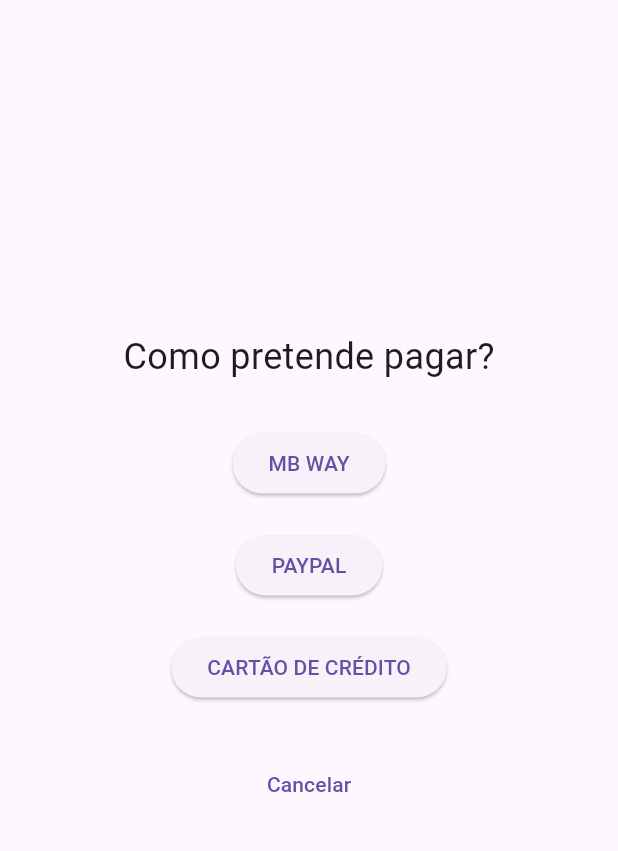
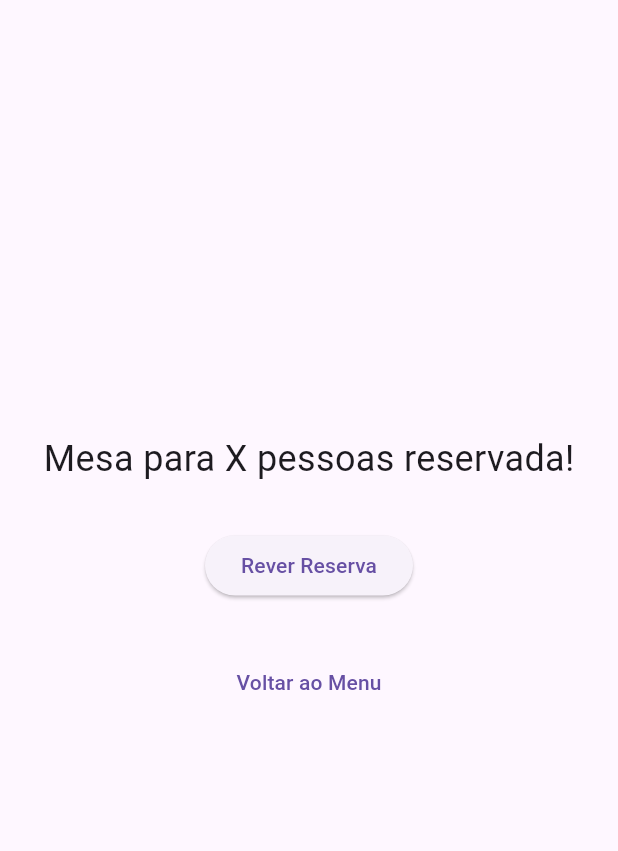
Before and after one commit to Z3uziks/AppTizer, a Flutter app: the PaymentMethod screen opened directly, after a tap on "PAYPAL", on a phone screen of 412 x 824 dp, the part 84-935 px from its top. Run offline on Flutter 3.47's test engine with Material 3 defaults, Android fonts, the phone set to English and light mode, and no system bars; our stand-ins replace chat_bubbles, cloud_firestore, firebase_auth, firebase_core, firebase_storage, flutter_local_notifications and 9 more; accounts and stored records are empty.

Commit message:
payments_details

```diff
--- a/lib/home_screens/menus/payment_method.dart
+++ b/lib/home_screens/menus/payment_method.dart
@@ -1,4 +1,5 @@
 import 'package:flutter/material.dart';
+import 'package:tastybite/home_screens/menus/table_confirmation.dart';
 
 class PaymentMethod extends StatelessWidget {
   const PaymentMethod({Key? key}) : super(key: key);
@@ -24,14 +25,26 @@
             const SizedBox(height: 30),
             ElevatedButton(
               onPressed: () {
-                // Implement MBWay payment
+                // Redirect to the table confirmation page
+                Navigator.push(
+                  context,
+                  MaterialPageRoute(
+                    builder: (context) => const TableConfirmation(),
+                  ),
+                );
               },
-              child: const Text('MB WAY'),
+              child: Image.asset('assets/payments/mbway.png'),
             ),
             const SizedBox(height: 20),
             ElevatedButton(
               onPressed: () {
                 // Implement PayPal payment
+                Navigator.push(
+                  context,
+                  MaterialPageRoute(
+                    builder: (context) => const TableConfirmation(),
+                  ),
+                );
               },
               child: const Text('PAYPAL'),
             ),
@@ -39,8 +52,14 @@
             ElevatedButton(
               onPressed: () {
                 // Implement Cartão payment
+                Navigator.push(
+                  context,
+                  MaterialPageRoute(
+                    builder: (context) => const TableConfirmation(),
+                  ),
+                );
               },
-              child: const Text('CARTÃO DE CRÉDITO'),
+              child: const Icon(Icons.credit_card),
             ),
             const SizedBox(height: 30),
             TextButton(
--- a/lib/home_screens/menus/payment_time.dart
+++ b/lib/home_screens/menus/payment_time.dart
@@ -1,5 +1,6 @@
 import 'package:flutter/material.dart';
 import 'package:tastybite/home_screens/menus/payment_method.dart';
+import 'package:tastybite/home_screens/menus/table_confirmation.dart';
 
 class PaymentTime extends StatelessWidget {
   const PaymentTime({Key? key}) : super(key: key);
@@ -19,7 +20,7 @@
           mainAxisAlignment: MainAxisAlignment.center,
           children: [
             const Text(
-              'Quando pretende pagar?',
+              'Onde pretende pagar?',
               style: TextStyle(fontSize: 24),
             ),
             const SizedBox(height: 30),
@@ -42,7 +43,7 @@
                 Navigator.push(
                   context,
                   MaterialPageRoute(
-                    builder: (context) => const PaymentMethod(),
+                    builder: (context) => const TableConfirmation(),
                   ),
                 );
               },
--- /dev/null
+++ b/lib/home_screens/menus/table_confirmation.dart
@@ -0,0 +1,50 @@
+import 'package:flutter/material.dart';
+import 'package:tastybite/home_screens/restaurant_menu.dart';
+
+class TableConfirmation extends StatelessWidget {
+  const TableConfirmation({Key? key}) : super(key: key);
+
+  @override
+  Widget build(BuildContext context) {
+    return Scaffold(
+      appBar: AppBar(
+        title: const Text(
+          'Reservar',
+          style: TextStyle(color: Colors.black),
+        ),
+        backgroundColor: Colors.blue,
+      ),
+      body: Center(
+        child: Column(
+          mainAxisAlignment: MainAxisAlignment.center,
+          children: [
+            const Text(
+              'Mesa para X pessoas reservada!',
+              style: TextStyle(fontSize: 24),
+            ),
+            const SizedBox(height: 30),
+            ElevatedButton(
+              onPressed: () {
+                // Review reservation
+              },
+              child: const Text('Rever Reserva'),
+            ),
+            const SizedBox(height: 30),
+            TextButton(
+              onPressed: () {
+                // Redirect to the menu page
+                Navigator.push(
+                  context,
+                  MaterialPageRoute(
+                    builder: (context) => const RestaurantMenu(),
+                  ),
+                );
+              },
+              child: const Text('Voltar ao Menu'),
+            ),
+          ],
+        ),
+      ),
+    );
+  }
+}
--- a/lib/home_screens/restaurant_menu.dart
+++ b/lib/home_screens/restaurant_menu.dart
@@ -1,5 +1,5 @@
 import 'package:flutter/material.dart';
-import 'package:tastybite/home_screens/menus/reserve_page_people.dart';
+import 'package:tastybite/home_screens/menus/reserve_table.dart';
 
 class RestaurantMenu extends StatelessWidget {
   const RestaurantMenu({Key? key}) : super(key: key);
--- a/pubspec.yaml
+++ b/pubspec.yaml
@@ -77,6 +77,7 @@
     - assets/
     - assets/imgs/
     - assets/lottie/
+    - assets/payments/
 
   # To add assets to your application, add an assets section, like this:
   # assets:
```
Also changed, not shown: assets/payments/mbway.png (added), assets/payments/paypal.png (added), lib/home_screens/menus/reserve_table.dart (renamed from lib/home_screens/menus/reserve_page_people.dart).
